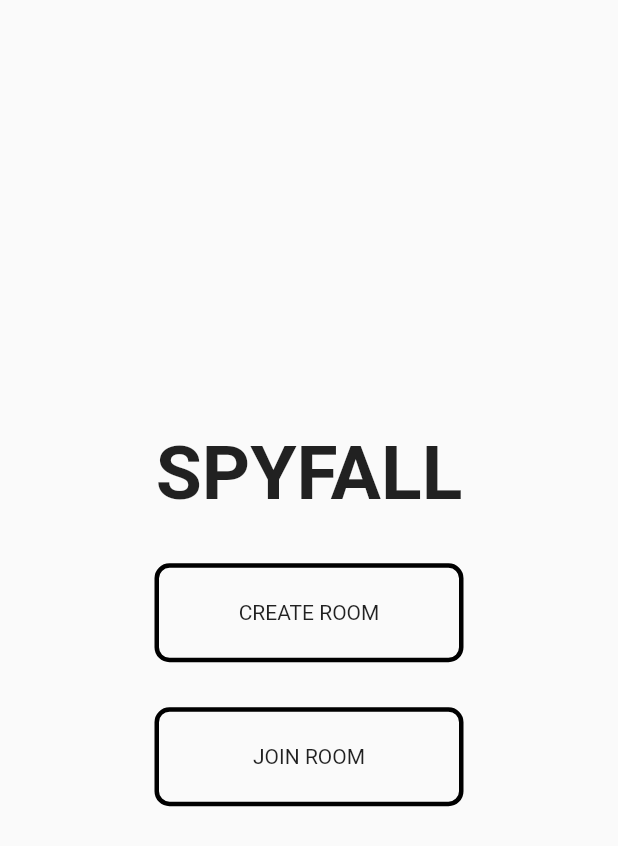
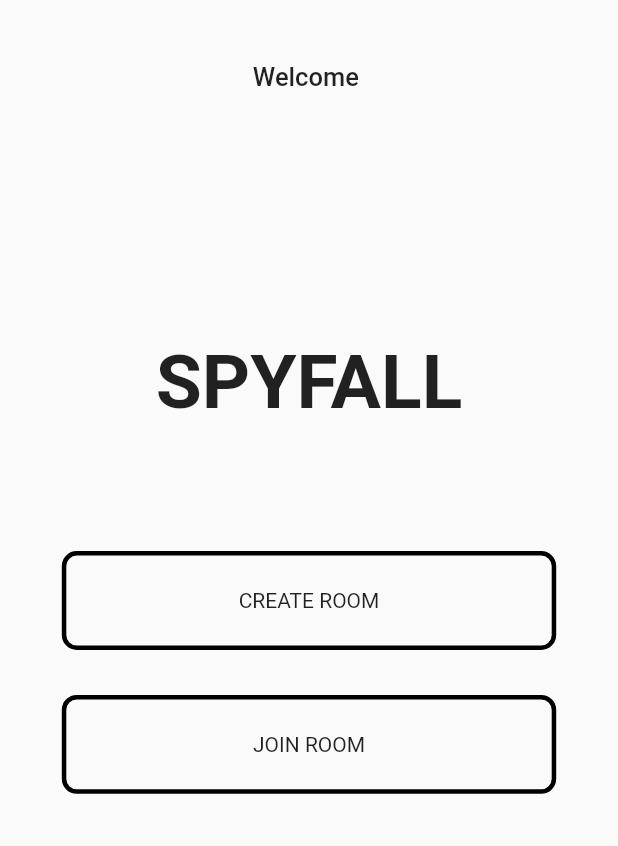
Before and after one commit to shyam-lal/spyfallFlutter, a Flutter app: the screen it shows after launch, on a phone screen of 412 x 824 dp. Shown: the top 846 px of the screen. Run offline on Flutter 3.47's test engine with Material 2 defaults, Android fonts, the phone set to English and light mode, and no system bars; our stand-ins replace firebase_core, firebase_database, google_fonts, shared_preferences; missing offline and left inert: flutter_share; accounts and stored records are empty.

Commit message:
Enthokke changes

```diff
--- a/lib/custom_widgets/alert.dart
+++ b/lib/custom_widgets/alert.dart
@@ -113,7 +113,7 @@ class AlertScreen extends StatelessWidget {
 
 //Create Room
   createRoom(BuildContext context, String name) {
-    // context.read<UserProvider>().setUserName(name);
+    context.read<UserProvider>().setUserName(name);
 
     final roomRef = FirebaseDatabase.instance.ref().child(FirebaseKeys.rooms);
     final roomId = generateRandomString(5);
--- a/lib/screens/homescreen.dart
+++ b/lib/screens/homescreen.dart
@@ -12,30 +12,63 @@ import 'package:spyfall/screens/lobby-screen.dart';
 
 class HomeScreen extends StatelessWidget {
   List locations = [];
-  String userName = "";
+  String? userName;
 
   @override
   Widget build(BuildContext context) {
+    print("******************");
     // userName = context.watch<UserProvider>().userName;
+    if (userName == null) {
+      context.read<UserProvider>().getUserName();
+    }
     final screenHeight = MediaQuery.of(context).size.height;
     final screenWidth = MediaQuery.of(context).size.width;
+    userName = context.watch<UserProvider>().userName;
+    final nameController = new TextEditingController();
+    // nameController.text = userName!;
 
     return Scaffold(
       body: Container(
-        width: double.infinity,
-        child: Column(
+        width: screenWidth,
+        // height: screenHeight,
+        child: ListView(
+          // crossAxisAlignment: CrossAxisAlignment.center,
+          // mainAxisAlignment: MainAxisAlignment.center,
+          children: [
+            SizedBox(
+              height: screenHeight * 0.05,
+            ),
+            Row(
               mainAxisAlignment: MainAxisAlignment.center,
               children: [
-            const Text(
+                Text(
+                  "Welcome $userName",
+                  style: TextStyle(fontSize: 17, fontWeight: FontWeight.w500),
+                ),
+              ],
+            ),
+            SizedBox(
+              height: screenHeight * 0.2,
+            ),
+            Row(
+              mainAxisAlignment: MainAxisAlignment.center,
+              children: [
+                Text(
                   "SPYFALL",
                   style: TextStyle(fontWeight: FontWeight.bold, fontSize: 50),
                 ),
-            const SizedBox(
-              height: 30,
+              ],
             ),
-            SFButton("CREATE ROOM", screenHeight * 0.08, screenWidth * .5, () {
+            SizedBox(
+              height: screenHeight * 0.1,
+            ),
+            Padding(
+              padding: EdgeInsets.fromLTRB(
+                  screenWidth * 0.1, 0, screenWidth * 0.1, 0),
+              child: SFButton(
+                  "CREATE ROOM", screenHeight * 0.08, screenWidth * .5, () {
                 context.read<UserProvider>().setAdminStatus(true);
-              userName.isEmpty
+                userName!.isEmpty
                     ? showDialog(
                         context: context,
                         builder: (BuildContext buildContext) {
@@ -44,21 +77,27 @@ class HomeScreen extends StatelessWidget {
                         })
                     : createRoomTapped(context);
               }),
+            ),
             const SizedBox(
               height: 30.0,
             ),
-            SFButton("JOIN ROOM", screenHeight * 0.08, screenWidth * .5, () {
+            Padding(
+              padding: EdgeInsets.fromLTRB(
+                  screenWidth * 0.1, 0, screenWidth * 0.1, 0),
+              child: SFButton(
+                  "JOIN ROOM", screenHeight * 0.08, screenWidth * .5, () {
                 context.read<UserProvider>().setAdminStatus(false);
                 showDialog(
                     context: context,
                     builder: (BuildContext buildContext) {
-                    return userName.isEmpty
+                      return userName!.isEmpty
                           ? AlertScreen(
                               'Enter Name', 'Join', true, AlertType.name, '')
                           : AlertScreen('Room ID', 'Join Room', true,
-                            AlertType.join, userName);
+                              AlertType.join, userName!);
                     });
               }),
+            ),
           ],
         ),
       ),
@@ -75,7 +114,7 @@ class HomeScreen extends StatelessWidget {
         .set(roomModel.toJson())
         .whenComplete(() {
       Navigator.of(context).push(MaterialPageRoute(
-          builder: (context) => LobbyScreen(roomId, true, userName)));
+          builder: (context) => LobbyScreen(roomId, true, userName!)));
     });
   }
 
--- a/pubspec.yaml
+++ b/pubspec.yaml
@@ -36,6 +36,7 @@ dependencies:
   google_fonts: ^3.0.1
   ##############
   flutter_share: ^2.0.0
+  shared_preferences: ^2.0.15
 
   # The following adds the Cupertino Icons font to your application.
   # Use with the CupertinoIcons class for iOS style icons.
```
Also changed, not shown: lib/custom_widgets/exit_alert.dart (added, +81 -0 lines), lib/providers/user_provider.dart (+10 -1 lines), lib/screens/game_screen.dart (+32 -9 lines), lib/screens/lobby-screen.dart (+36 -9 lines), pubspec.lock, 1 other file. Lines whose indentation alone changed are shown as unchanged.
